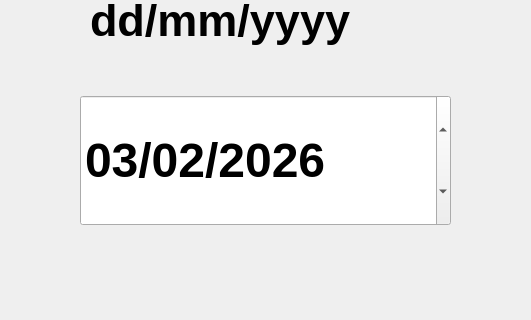
The window that mainwindow.ui (solarpieter/SP515_Display_2) describes before a commit, drawn with Qt 5; both pictures show x 90 to 621 and y 115 to 435 of the 1280 by 654 pixel window.
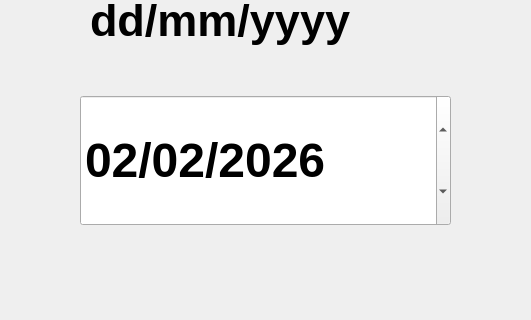
The same window after the commit. The open tabs and pages were chosen to show the change. Icons and pictures are not drawn.

The edit to the form file:
```diff
--- a/mainwindow.ui
+++ b/mainwindow.ui
@@ -1626,7 +1626,7 @@
         <second>0</second>
         <year>2026</year>
         <month>2</month>
-        <day>3</day>
+        <day>2</day>
        </datetime>
       </property>
       <property name="displayFormat">
```
Left out of the diff: 2 changed lines with no effect on the pictures.
